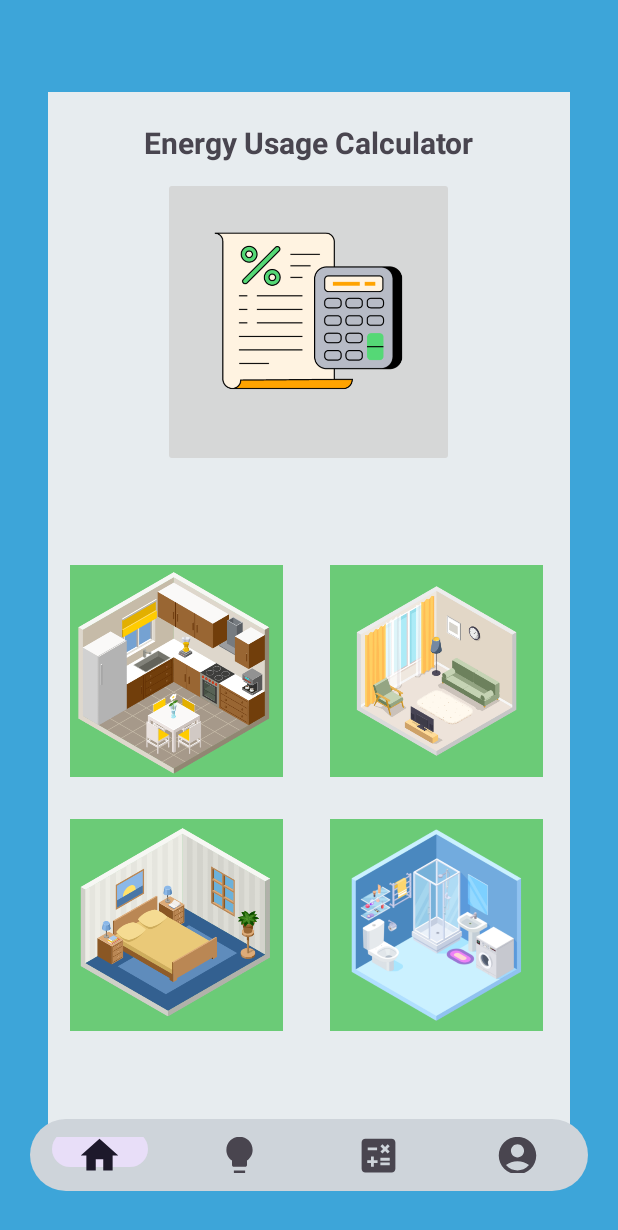
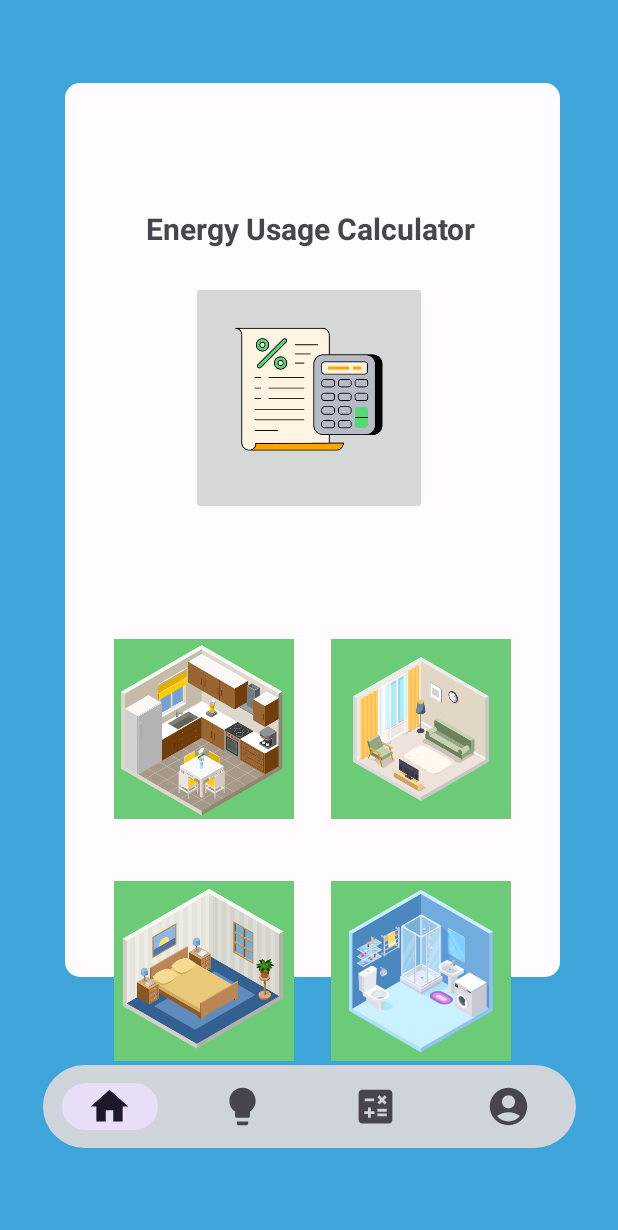
Before and after one commit to Nurin97/EnergyEfficiencyAppV3, an Android app: the screen it shows after launch (MainActivity), on a phone screen of 412 x 824 dp. Shown: the top 1230 px of the screen. Run offline under Robolectric (Android 15) with nearby library versions, the light colour scheme and no system bars; Roboto replaces fonts that are not available here.

Commit message:
The second commit..

```diff
--- a/app/src/main/AndroidManifest.xml
+++ b/app/src/main/AndroidManifest.xml
@@ -12,6 +12,12 @@
         android:supportsRtl="true"
         android:theme="@style/Theme.EnergyEfficiencyAppV3"
         tools:targetApi="31">
+        <activity
+            android:name=".LivingroomResult"
+            android:exported="false" />
+        <activity
+            android:name=".Register"
+            android:exported="false" />
         <activity
             android:name=".ApplianceCalculator3"
             android:exported="false" />
--- a/app/src/main/java/com/example/energyefficiencyappv3/MainActivity.java
+++ b/app/src/main/java/com/example/energyefficiencyappv3/MainActivity.java
@@ -9,23 +9,17 @@ import androidx.appcompat.app.AppCompatActivity;
 
 public class MainActivity extends AppCompatActivity {
 
-    private ImageButton energycalculatorButton;
-    private ImageButton kitchenButton;
-    private ImageButton livingroomButton;
-    private ImageButton bedroomButton;
-    private ImageButton bathroomButton;
-
     @Override
     protected void onCreate(Bundle savedInstanceState) {
         super.onCreate(savedInstanceState);
         setContentView(R.layout.activity_main);
 
         // Find ImageButtons by their IDs
-        energycalculatorButton = findViewById(R.id.energycalculator);
-        kitchenButton = findViewById(R.id.kitchen);
-        livingroomButton = findViewById(R.id.livingroom);
-        bedroomButton = findViewById(R.id.bedroom);
-        bathroomButton = findViewById(R.id.bathroom);
+        ImageButton energycalculatorButton = findViewById(R.id.energycalculator);
+        ImageButton kitchenButton = findViewById(R.id.kitchen);
+        ImageButton livingroomButton = findViewById(R.id.livingroom);
+        ImageButton bedroomButton = findViewById(R.id.bedroom);
+        ImageButton bathroomButton = findViewById(R.id.bathroom);
 
 
         // Set click listeners for the ImageButtons
@@ -65,13 +59,13 @@ public class MainActivity extends AppCompatActivity {
 
     private void openKitchenPage() {
         // Start the KitchenActivity
-        Intent intent = new Intent(MainActivity.this, ApplianceCalculator2.class);
+        Intent intent = new Intent(MainActivity.this, ApplianceCalculator.class);
         startActivity(intent);
     }
 
     private void openLivingRoomPage() {
         // Start the LivingRoomActivity
-        Intent intent = new Intent(MainActivity.this, ApplianceCalculator.class);
+        Intent intent = new Intent(MainActivity.this, ApplianceCalculator2.class);
         startActivity(intent);
     }
 
--- /dev/null
+++ b/app/src/main/res/drawable/background_radius.xml
@@ -0,0 +1,13 @@
+<?xml version="1.0" encoding="utf-8"?>
+<shape xmlns:tools="http://schemas.android.com/tools"
+    xmlns:android="http://schemas.android.com/apk/res/android"
+    tools:ignore="ExtraText">
+    android:shape= "rectangle"
+
+    <solid
+        android:color="@color/white0"/>
+
+    <corners
+        android:radius="10dp"/>
+
+</shape>
--- a/app/src/main/res/layout/activity_main.xml
+++ b/app/src/main/res/layout/activity_main.xml
@@ -10,13 +10,17 @@
 
     <View
         android:id="@+id/layoutTable"
-        android:layout_width="348dp"
-        android:layout_height="701dp"
-        android:background="@color/grey1"
+        android:layout_width="330dp"
+        android:layout_height="596dp"
+        android:layout_marginStart="5dp"
+        android:layout_marginTop="55dp"
+        android:background="@drawable/background_radius"
         app:layout_constraintBottom_toBottomOf="parent"
         app:layout_constraintEnd_toEndOf="parent"
+        app:layout_constraintHorizontal_bias="0.494"
         app:layout_constraintStart_toStartOf="parent"
-        app:layout_constraintTop_toTopOf="parent" />
+        app:layout_constraintTop_toTopOf="parent"
+        app:layout_constraintVertical_bias="0.0" />
 
     <TextView
         android:id="@+id/textView7"
@@ -28,13 +32,15 @@
         android:textStyle="bold"
         app:layout_constraintBottom_toTopOf="@+id/energycalculator"
         app:layout_constraintEnd_toEndOf="@+id/layoutTable"
+        app:layout_constraintHorizontal_bias="0.492"
         app:layout_constraintStart_toStartOf="@+id/layoutTable"
-        app:layout_constraintTop_toTopOf="@+id/layoutTable" />
+        app:layout_constraintTop_toTopOf="@+id/layoutTable"
+        app:layout_constraintVertical_bias="0.777" />
 
     <ImageButton
         android:id="@+id/energycalculator"
-        android:layout_width="194dp"
-        android:layout_height="193dp"
+        android:layout_width="157dp"
+        android:layout_height="156dp"
         android:adjustViewBounds="true"
 
         android:contentDescription="@string/energycalculator_speakable_text"
@@ -43,33 +49,28 @@
         android:scaleType="fitCenter"
         app:layout_constraintBottom_toBottomOf="parent"
         app:layout_constraintEnd_toEndOf="parent"
-        app:layout_constraintHorizontal_bias="0.497"
         app:layout_constraintStart_toStartOf="parent"
         app:layout_constraintTop_toTopOf="parent"
-        app:layout_constraintVertical_bias="0.187"
+        app:layout_constraintVertical_bias="0.28"
         app:srcCompat="@drawable/energycalculator" />
 
     <com.google.android.material.bottomnavigation.BottomNavigationView
         android:id="@+id/bottomNavigationView"
-        android:layout_width="match_parent"
-        android:layout_height="48dp"
+        android:layout_width="355dp"
+        android:layout_height="55dp"
         android:background="@drawable/bottom_background"
-        android:layout_marginEnd="20dp"
-        android:layout_marginStart="20dp"
-        android:layout_marginBottom="30dp"
-        android:layout_marginTop="30dp"
         android:elevation="2dp"
-        app:menu="@menu/bottom_menu"
         app:itemIconSize="30dp"
-
-        app:itemRippleColor="@android:color/transparent"
-        app:itemTextAppearance="@null"
-        app:layout_constraintBottom_toBottomOf="parent" />
+        app:layout_constraintBottom_toBottomOf="parent"
+        app:layout_constraintEnd_toEndOf="parent"
+        app:layout_constraintStart_toStartOf="parent"
+        app:layout_constraintTop_toBottomOf="@+id/layoutTable"
+        app:menu="@menu/bottom_menu" />
 
     <ImageButton
         android:id="@+id/kitchen"
-        android:layout_width="142dp"
-        android:layout_height="141dp"
+        android:layout_width="120dp"
+        android:layout_height="120dp"
         android:adjustViewBounds="true"
         android:background="@color/Green"
 
@@ -79,54 +80,54 @@
         android:scaleType="centerCrop"
         app:layout_constraintBottom_toBottomOf="parent"
         app:layout_constraintEnd_toEndOf="parent"
-        app:layout_constraintHorizontal_bias="0.174"
+        app:layout_constraintHorizontal_bias="0.261"
         app:layout_constraintStart_toStartOf="parent"
         app:layout_constraintTop_toTopOf="parent"
-        app:layout_constraintVertical_bias="0.552"
+        app:layout_constraintVertical_bias="0.605"
         app:srcCompat="@drawable/kitchen" />
 
     <ImageButton
         android:id="@+id/livingroom"
-        android:layout_width="142dp"
-        android:layout_height="141dp"
+        android:layout_width="120dp"
+        android:layout_height="120dp"
         android:adjustViewBounds="true"
         android:background="@color/Green"
 
+        android:contentDescription="@string/livingroom_speakable_text"
         android:maxWidth="150dp"
         android:maxHeight="150dp"
         android:scaleType="fitCenter"
         app:layout_constraintBottom_toBottomOf="parent"
         app:layout_constraintEnd_toEndOf="parent"
-        app:layout_constraintHorizontal_bias="0.815"
+        app:layout_constraintHorizontal_bias="0.756"
         app:layout_constraintStart_toStartOf="parent"
         app:layout_constraintTop_toTopOf="parent"
-        app:layout_constraintVertical_bias="0.552"
-        app:srcCompat="@drawable/livingroom"
-        android:contentDescription="@string/livingroom_speakable_text" />
+        app:layout_constraintVertical_bias="0.605"
+        app:srcCompat="@drawable/livingroom" />
 
     <ImageButton
         android:id="@+id/bedroom"
-        android:layout_width="142dp"
-        android:layout_height="141dp"
+        android:layout_width="120dp"
+        android:layout_height="120dp"
         android:adjustViewBounds="true"
         android:background="@color/Green"
 
+        android:contentDescription="@string/bedroom_speakable_text"
         android:maxWidth="150dp"
         android:maxHeight="150dp"
         android:scaleType="fitCenter"
         app:layout_constraintBottom_toBottomOf="parent"
         app:layout_constraintEnd_toEndOf="parent"
-        app:layout_constraintHorizontal_bias="0.174"
+        app:layout_constraintHorizontal_bias="0.261"
         app:layout_constraintStart_toStartOf="parent"
         app:layout_constraintTop_toTopOf="parent"
-        app:layout_constraintVertical_bias="0.8"
-        android:contentDescription="@string/bedroom_speakable_text"
+        app:layout_constraintVertical_bias="0.834"
         app:srcCompat="@drawable/bedroom" />
 
     <ImageButton
         android:id="@+id/bathroom"
-        android:layout_width="142dp"
-        android:layout_height="141dp"
+        android:layout_width="120dp"
+        android:layout_height="120dp"
         android:adjustViewBounds="true"
         android:background="@color/Green"
 
@@ -136,11 +137,12 @@
         android:scaleType="fitCenter"
         app:layout_constraintBottom_toBottomOf="parent"
         app:layout_constraintEnd_toEndOf="parent"
-        app:layout_constraintHorizontal_bias="0.815"
+        app:layout_constraintHorizontal_bias="0.756"
         app:layout_constraintStart_toStartOf="parent"
         app:layout_constraintTop_toTopOf="parent"
-        app:layout_constraintVertical_bias="0.8"
+        app:layout_constraintVertical_bias="0.834"
         app:srcCompat="@drawable/bathroom" />
 
 
+
 </androidx.constraintlayout.widget.ConstraintLayout>
--- a/app/src/main/res/menu/bottom_menu.xml
+++ b/app/src/main/res/menu/bottom_menu.xml
@@ -14,11 +14,11 @@
     <item
         android:id="@+id/bottom_calculator"
         android:icon="@drawable/baseline_calculate_24"
-        android:title=" "/>
+        android:title=""/>
 
     <item
         android:id="@+id/bottom_profile"
         android:icon="@drawable/baseline_account_circle_24"
-        android:title=" "/>
+        android:title=""/>
 
 </menu>
--- a/app/src/main/res/values/strings.xml
+++ b/app/src/main/res/values/strings.xml
@@ -48,6 +48,4 @@
     <string name="total_power_consumption">Total Power Consumption: %1$d watts</string>
 
 
-
-
 </resources>
```
Also changed, not shown: app/src/main/java/com/example/energyefficiencyappv3/ApplianceCalculator2.java (+44 -54 lines), app/src/main/java/com/example/energyefficiencyappv3/LivingroomResult.java (added, +47 -0 lines), app/src/main/java/com/example/energyefficiencyappv3/Register.java (added, +14 -0 lines), app/src/main/res/layout/activity_appliance_calculator2.xml (+1 -20 lines), app/src/main/res/layout/activity_livingroom_result.xml (added, +34 -0 lines), app/src/main/res/layout/activity_register.xml (added, +10 -0 lines).
